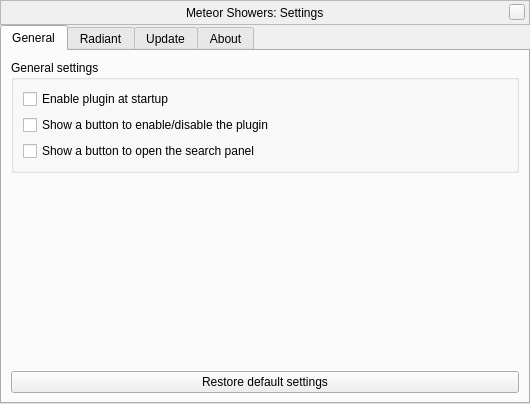
First picture: the form in plugins/MeteorShowers/src/gui/MSConfigDialog.ui, repository 519984307/stellarium_src, before the edit.
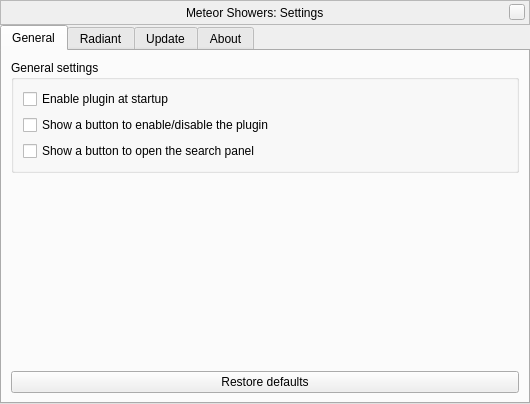
Second picture: the form after the edit. Custom widgets are drawn as their Qt base class.

Commit message: Another linguistic fix for GUI

Diff of the .ui file:
```diff
--- a/plugins/MeteorShowers/src/gui/MSConfigDialog.ui
+++ b/plugins/MeteorShowers/src/gui/MSConfigDialog.ui
@@ -208,7 +208,7 @@
             </sizepolicy>
            </property>
            <property name="text">
-            <string>Restore default settings</string>
+            <string>Restore defaults</string>
            </property>
           </widget>
          </item>
```
The commit also changes 3 other files.
